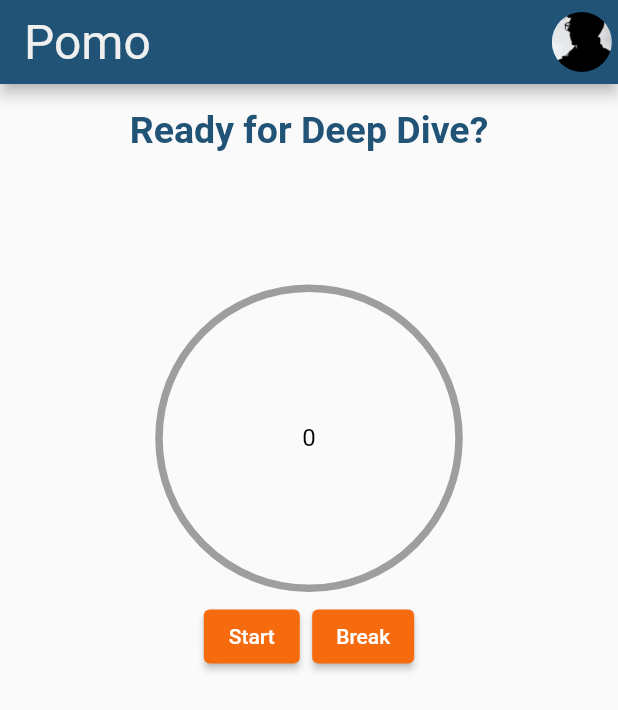
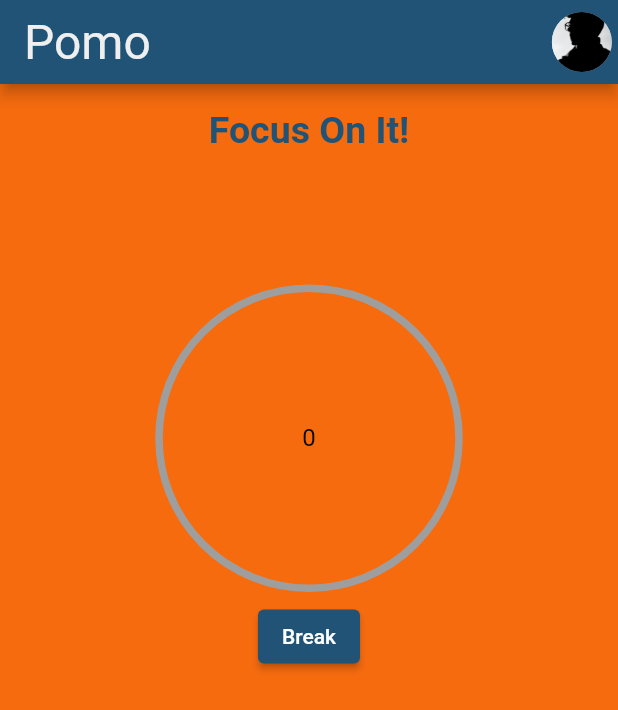
Before and after one commit to algorr/effective_work, a Flutter app: the screen it shows after launch, after a tap on "Start", on a phone screen of 412 x 824 dp. Shown: the top 710 px of the screen. Run offline on Flutter 3.47's test engine with Material 2 defaults, Android fonts, the phone set to English and light mode, and no system bars; drawn by our look-alikes of circular_countdown_timer; our stand-ins replace flutter_bloc.

Commit message:
background and other' colors
changed color changing according to state

```diff
--- a/lib/consts/main_consts.dart
+++ b/lib/consts/main_consts.dart
@@ -6,20 +6,44 @@ class MainConsts {
   static Color appBarTitleColor = const Color(0XFFEFEFEF);
   static Color appBarColor = const Color(0XFF205375);
   static Color scaffoldBackgroundColor = Colors.white;
-  static MaterialColor scaffoldColor = Colors.grey;
   static double appBarTextSize = 32;
   static Color dividerColor = Colors.grey;
   static double dividerThickness = 1;
   static Color liquidRefreshColor = const Color(0XFFB1D0E0);
 }
 
+class MaterialColorForApp {
+  static MaterialColor myWhite = const MaterialColor(0XFFEFEFEF, {
+    50: Color(0XFFEFEFEF),
+    100: Color(0XFFEFEFEF),
+  });
+}
+
+// appbar text style consts
 class AppBarTextStyle {
   static TextStyle textStyle = TextStyle(
       color: MainConsts.appBarTitleColor, fontSize: MainConsts.appBarTextSize);
 }
 
+// homepage consts
 class HomePageConsts {
   static TextStyle displayLarge = const TextStyle(
       color: Color(0XFF205375), fontSize: 25, fontWeight: FontWeight.bold);
-  static Color buttonColor = const Color(0XFFF66B0E);
+  static Color startPomoColor = const Color(0XFFF66B0E);
+  static String readyTitle = 'Ready For Deep Dive?';
+  static String focusTitle = 'Focus On It!';
 }
+
+// buttons properties
+class Buttons {
+  static String startButtonText = 'Start';
+  static String stopButtonText = 'Break';
+  static Color passiceButtonColor = const Color(0XFFF66B0E);
+  static Color activeButtonColor = const Color(0XFF205375);
+}
+
+// circular counter consts
+class CircularCounterConsts {
+  static Color progressColor = const Color(0XFF205375);
+  static Color fillColor =  Colors.grey;
+}
--- a/lib/main.dart
+++ b/lib/main.dart
@@ -16,15 +16,20 @@ class MyApp extends StatelessWidget {
       child: MaterialApp(
         title: 'Effective Work',
         debugShowCheckedModeBanner: false,
-        theme: ThemeData(
-          textTheme: TextTheme(
-              displayLarge: HomePageConsts.displayLarge),
-          appBarTheme: AppBarTheme(
-              color: MainConsts.appBarColor,
-              titleTextStyle: AppBarTextStyle.textStyle),
-        ),
+        theme: _productThemeData(),
         home: const HomePage(),
       ),
     );
   }
+
+  ThemeData _productThemeData() {
+    return ThemeData(
+        primaryColor: MaterialColorForApp.myWhite,
+        textTheme: TextTheme(
+            displayLarge: HomePageConsts.displayLarge),
+        appBarTheme: AppBarTheme(
+            color: MainConsts.appBarColor,
+            titleTextStyle: AppBarTextStyle.textStyle),
+      );
+  }
 }
--- a/lib/view/home_page.dart
+++ b/lib/view/home_page.dart
@@ -13,7 +13,11 @@ class HomePage extends StatelessWidget {
     final TextEditingController emailController = TextEditingController();
     return BlocBuilder<CounterCubit, CounterState>(
       builder: (context, state) {
+        var isStarted = BlocProvider.of<CounterCubit>(context).isStarted;
         return Scaffold(
+          backgroundColor: context.read<CounterCubit>().isStarted == false
+              ? Theme.of(context).primaryColor
+              : HomePageConsts.startPomoColor,
           appBar: AppBar(
             title: const Text("Pomo"),
             actions: [
@@ -45,7 +49,9 @@ class HomePage extends StatelessWidget {
                       padding: EdgeInsets.all(
                           MediaQuery.of(context).size.width * .02),
                       child: Text(
-                        'Ready for Deep Dive?',
+                        context.read<CounterCubit>().isStarted == false
+                            ? HomePageConsts.readyTitle
+                            : HomePageConsts.focusTitle,
                         style: Theme.of(context).textTheme.displayLarge,
                       ),
                     ),
@@ -58,8 +64,8 @@ class HomePage extends StatelessWidget {
                   width: 200,
                   height: 200,
                   duration: 60,
-                  fillColor: Colors.blue,
-                  ringColor: Colors.grey,
+                  fillColor: CircularCounterConsts.progressColor,
+                  ringColor: CircularCounterConsts.fillColor,
                   textFormat: 'Start',
                   autoStart: false,
                   controller: context.read<CounterCubit>().controller,
@@ -70,21 +76,20 @@ class HomePage extends StatelessWidget {
                   child: Row(
                     mainAxisAlignment: MainAxisAlignment.center,
                     children: [
-                      Button(
+                      _Button(
                         onPressed: () {
-                          BlocProvider.of<CounterCubit>(context).startCounter();
-                        },
-                        text: 'Start',
-                      ),
-                      SizedBox(
-                        width: MediaQuery.of(context).size.width * .02,
-                      ),
-                      Button(
-                          onPressed: () {
+                          if (isStarted) {
                             BlocProvider.of<CounterCubit>(context)
                                 .stopCounter();
-                          },
-                          text: 'Break')
+                          } else {
+                            BlocProvider.of<CounterCubit>(context)
+                                .startCounter();
+                          }
+                        },
+                        text: isStarted == false
+                            ? Buttons.startButtonText
+                            : Buttons.stopButtonText,
+                      ),
                     ],
                   ),
                 ),
@@ -96,6 +101,7 @@ class HomePage extends StatelessWidget {
     );
   }
 
+// show model bottom sheet
   Future<dynamic> _showModalWidget(
       BuildContext context,
       TextEditingController nameController,
@@ -135,8 +141,9 @@ class HomePage extends StatelessWidget {
   }
 }
 
-class Button extends StatelessWidget {
-  const Button({
+// for all homepage and bottom sheet buttons
+class _Button extends StatelessWidget {
+  const _Button({
     Key? key,
     required this.onPressed,
     required this.text,
@@ -149,7 +156,9 @@ class Button extends StatelessWidget {
   Widget build(BuildContext context) {
     return ElevatedButton(
       style: ElevatedButton.styleFrom(
-        primary: HomePageConsts.buttonColor,
+        primary: context.read<CounterCubit>().isStarted == false
+            ? Buttons.passiceButtonColor
+            : Buttons.activeButtonColor,
       ),
       onPressed: onPressed,
       child: Text(text),
@@ -157,6 +166,7 @@ class Button extends StatelessWidget {
   }
 }
 
+// textfield for bottom sheet
 class _CustomTextField extends StatelessWidget {
   const _CustomTextField({
     Key? key,
--- a/lib/viewmodel/cubit/counter_cubit.dart
+++ b/lib/viewmodel/cubit/counter_cubit.dart
@@ -6,20 +6,23 @@ part 'counter_state.dart';
 class CounterCubit extends Cubit<CounterState> {
   CounterCubit() : super(CounterInitial(false));
 
-  late bool isStarted;
+  bool isStarted = false;
   final CountDownController controller = CountDownController();
 
   void startCounter() {
+    toogleCounterState();
     emit(CounterStartedState());
     controller.start();
   }
 
   void stopCounter() {
+    toogleCounterState();
     emit(CounterStopedState());
     controller.reset();
   }
 
   void pauseCounter() {
+    toogleCounterState();
     emit(CounterPausedState());
     controller.pause();
   }
```
